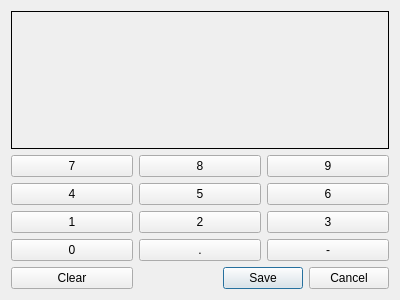
Before: the Qt Designer form flexgui/src/numbers.ui in jethornton/flexgui, drawn with Qt 5.
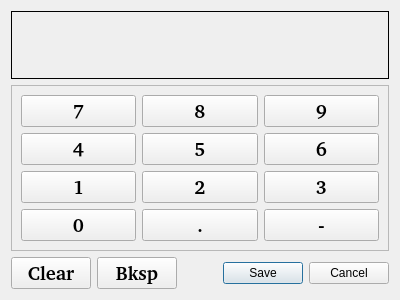
After: the same form once the commit is applied.

Commit message: add back key to number pad

The edit to the form file:
```diff
--- a/flexgui/src/numbers.ui
+++ b/flexgui/src/numbers.ui
@@ -13,35 +13,7 @@
   <property name="windowTitle">
    <string>Number Input</string>
   </property>
-  <layout class="QGridLayout" name="gridLayout">
-   <item row="4" column="1">
-    <widget class="QPushButton" name="num_pb_8">
-     <property name="text">
-      <string>8</string>
-     </property>
-    </widget>
-   </item>
-   <item row="9" column="2">
-    <widget class="QPushButton" name="dash_pb">
-     <property name="text">
-      <string>-</string>
-     </property>
-    </widget>
-   </item>
-   <item row="8" column="2">
-    <widget class="QPushButton" name="num_pb_3">
-     <property name="text">
-      <string>3</string>
-     </property>
-    </widget>
-   </item>
-   <item row="6" column="2">
-    <widget class="QPushButton" name="num_pb_6">
-     <property name="text">
-      <string>6</string>
-     </property>
-    </widget>
-   </item>
+  <layout class="QGridLayout" name="gridLayout_2">
    <item row="0" column="0" colspan="3">
     <widget class="QLabel" name="numbers_lb">
      <property name="font">
@@ -63,76 +35,235 @@
      </property>
     </widget>
    </item>
-   <item row="10" column="0">
+   <item row="1" column="0" colspan="3">
+    <widget class="QFrame" name="frame">
+     <property name="frameShape">
+      <enum>QFrame::StyledPanel</enum>
+     </property>
+     <property name="frameShadow">
+      <enum>QFrame::Raised</enum>
+     </property>
+     <layout class="QGridLayout" name="gridLayout">
+      <item row="0" column="1">
+       <widget class="QPushButton" name="num_pb_8">
+        <property name="font">
+         <font>
+          <family>BPG Courier S GPL&amp;GNU</family>
+          <pointsize>14</pointsize>
+          <weight>75</weight>
+          <bold>true</bold>
+         </font>
+        </property>
+        <property name="text">
+         <string>8</string>
+        </property>
+       </widget>
+      </item>
+      <item row="1" column="0">
+       <widget class="QPushButton" name="num_pb_4">
+        <property name="font">
+         <font>
+          <family>BPG Courier S GPL&amp;GNU</family>
+          <pointsize>14</pointsize>
+          <weight>75</weight>
+          <bold>true</bold>
+         </font>
+        </property>
+        <property name="text">
+         <string>4</string>
+        </property>
+       </widget>
+      </item>
+      <item row="0" column="0">
+       <widget class="QPushButton" name="num_pb_7">
+        <property name="font">
+         <font>
+          <family>BPG Courier S GPL&amp;GNU</family>
+          <pointsize>14</pointsize>
+          <weight>75</weight>
+          <bold>true</bold>
+         </font>
+        </property>
+        <property name="text">
+         <string>7</string>
+        </property>
+       </widget>
+      </item>
+      <item row="1" column="1">
+       <widget class="QPushButton" name="num_pb_5">
+        <property name="font">
+         <font>
+          <family>BPG Courier S GPL&amp;GNU</family>
+          <pointsize>14</pointsize>
+          <weight>75</weight>
+          <bold>true</bold>
+         </font>
+        </property>
+        <property name="text">
+         <string>5</string>
+        </property>
+       </widget>
+      </item>
+      <item row="1" column="2">
+       <widget class="QPushButton" name="num_pb_6">
+        <property name="font">
+         <font>
+          <family>BPG Courier S GPL&amp;GNU</family>
+          <pointsize>14</pointsize>
+          <weight>75</weight>
+          <bold>true</bold>
+         </font>
+        </property>
+        <property name="text">
+         <string>6</string>
+        </property>
+       </widget>
+      </item>
+      <item row="0" column="2">
+       <widget class="QPushButton" name="num_pb_9">
+        <property name="font">
+         <font>
+          <family>BPG Courier S GPL&amp;GNU</family>
+          <pointsize>14</pointsize>
+          <weight>75</weight>
+          <bold>true</bold>
+         </font>
+        </property>
+        <property name="text">
+         <string>9</string>
+        </property>
+       </widget>
+      </item>
+      <item row="2" column="0">
+       <widget class="QPushButton" name="num_pb_1">
+        <property name="font">
+         <font>
+          <family>BPG Courier S GPL&amp;GNU</family>
+          <pointsize>14</pointsize>
+          <weight>75</weight>
+          <bold>true</bold>
+         </font>
+        </property>
+        <property name="text">
+         <string>1</string>
+        </property>
+       </widget>
+      </item>
+      <item row="2" column="2">
+       <widget class="QPushButton" name="num_pb_3">
+        <property name="font">
+         <font>
+          <family>BPG Courier S GPL&amp;GNU</family>
+          <pointsize>14</pointsize>
+          <weight>75</weight>
+          <bold>true</bold>
+         </font>
+        </property>
+        <property name="text">
+         <string>3</string>
+        </property>
+       </widget>
+      </item>
+      <item row="2" column="1">
+       <widget class="QPushButton" name="num_pb_2">
+        <property name="font">
+         <font>
+          <family>BPG Courier S GPL&amp;GNU</family>
+          <pointsize>14</pointsize>
+          <weight>75</weight>
+          <bold>true</bold>
+         </font>
+        </property>
+        <property name="text">
+         <string>2</string>
+        </property>
+       </widget>
+      </item>
+      <item row="3" column="0">
+       <widget class="QPushButton" name="num_pb_0">
+        <property name="font">
+         <font>
+          <family>BPG Courier S GPL&amp;GNU</family>
+          <pointsize>14</pointsize>
+          <weight>75</weight>
+          <bold>true</bold>
+         </font>
+        </property>
+        <property name="text">
+         <string>0</string>
+        </property>
+       </widget>
+      </item>
+      <item row="3" column="1">
+       <widget class="QPushButton" name="dot_pb">
+        <property name="font">
+         <font>
+          <family>BPG Courier S GPL&amp;GNU</family>
+          <pointsize>14</pointsize>
+          <weight>75</weight>
+          <bold>true</bold>
+         </font>
+        </property>
+        <property name="text">
+         <string>.</string>
+        </property>
+       </widget>
+      </item>
+      <item row="3" column="2">
+       <widget class="QPushButton" name="dash_pb">
+        <property name="font">
+         <font>
+          <family>BPG Courier S GPL&amp;GNU</family>
+          <pointsize>14</pointsize>
+          <weight>75</weight>
+          <bold>true</bold>
+         </font>
+        </property>
+        <property name="text">
+         <string>-</string>
+        </property>
+       </widget>
+      </item>
+     </layout>
+    </widget>
+   </item>
+   <item row="2" column="0">
     <widget class="QPushButton" name="clear_pb">
+     <property name="font">
+      <font>
+       <family>BPG Courier S GPL&amp;GNU</family>
+       <pointsize>14</pointsize>
+       <weight>75</weight>
+       <bold>true</bold>
+      </font>
+     </property>
      <property name="text">
       <string>Clear</string>
      </property>
     </widget>
    </item>
-   <item row="8" column="1">
-    <widget class="QPushButton" name="num_pb_2">
-     <property name="text">
-      <string>2</string>
+   <item row="2" column="1">
+    <widget class="QPushButton" name="backspace_pb">
+     <property name="font">
+      <font>
+       <family>BPG Courier S GPL&amp;GNU</family>
+       <pointsize>14</pointsize>
+       <weight>75</weight>
+       <bold>true</bold>
+      </font>
      </property>
-    </widget>
-   </item>
-   <item row="4" column="0">
-    <widget class="QPushButton" name="num_pb_7">
      <property name="text">
-      <string>7</string>
+      <string>Bksp</string>
      </property>
     </widget>
    </item>
-   <item row="4" column="2">
-    <widget class="QPushButton" name="num_pb_9">
-     <property name="text">
-      <string>9</string>
-     </property>
-    </widget>
-   </item>
-   <item row="9" column="0">
-    <widget class="QPushButton" name="num_pb_0">
-     <property name="text">
-      <string>0</string>
-     </property>
-    </widget>
-   </item>
-   <item row="10" column="1" colspan="2">
+   <item row="2" column="2">
     <widget class="QDialogButtonBox" name="buttonBox">
      <property name="standardButtons">
       <set>QDialogButtonBox::Cancel|QDialogButtonBox::Save</set>
      </property>
     </widget>
    </item>
-   <item row="8" column="0">
-    <widget class="QPushButton" name="num_pb_1">
-     <property name="text">
-      <string>1</string>
-     </property>
-    </widget>
-   </item>
-   <item row="9" column="1">
-    <widget class="QPushButton" name="dot_pb">
-     <property name="text">
-      <string>.</string>
-     </property>
-    </widget>
-   </item>
-   <item row="6" column="0">
-    <widget class="QPushButton" name="num_pb_4">
-     <property name="text">
-      <string>4</string>
-     </property>
-    </widget>
-   </item>
-   <item row="6" column="1">
-    <widget class="QPushButton" name="num_pb_5">
-     <property name="text">
-      <string>5</string>
-     </property>
-    </widget>
-   </item>
   </layout>
  </widget>
  <resources/>
```
The commit also changes 1 other file.
